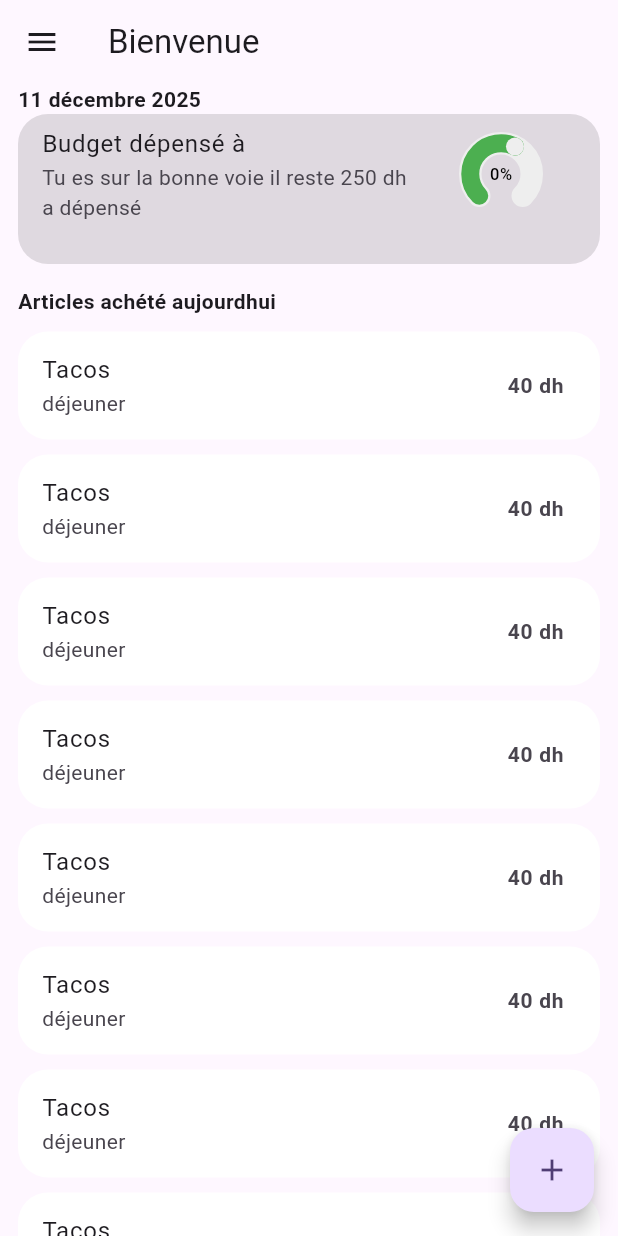
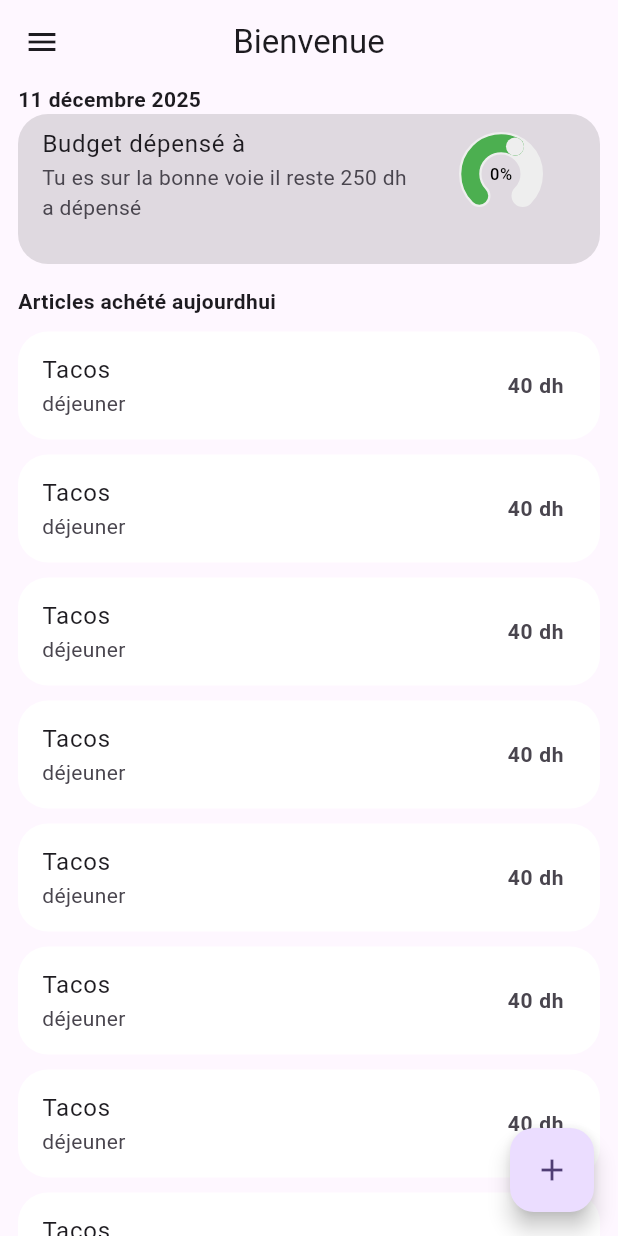
Before and after one commit to doumefernando-lgtm/connexion, a Flutter app: the HomePage screen opened directly, on a phone screen of 412 x 824 dp. Run offline on Flutter 3.47's test engine with Material 3 defaults, Android fonts, the phone set to English and light mode, and no system bars; drawn by our look-alikes of dashed_circular_progress_bar.

Commit message:
centrer titre

```diff
--- a/lib/pages/home.dart
+++ b/lib/pages/home.dart
@@ -47,7 +47,7 @@ class _HomePageState extends State<HomePage> {
           );
         },
       ),
-      appBar: AppBar(title: Text("Bienvenue")),
+      appBar: AppBar(title: Text("Bienvenue"), centerTitle: true),
       drawer: Drawer(),
       body: Container(
         padding: EdgeInsets.symmetric(horizontal: 12),
```
